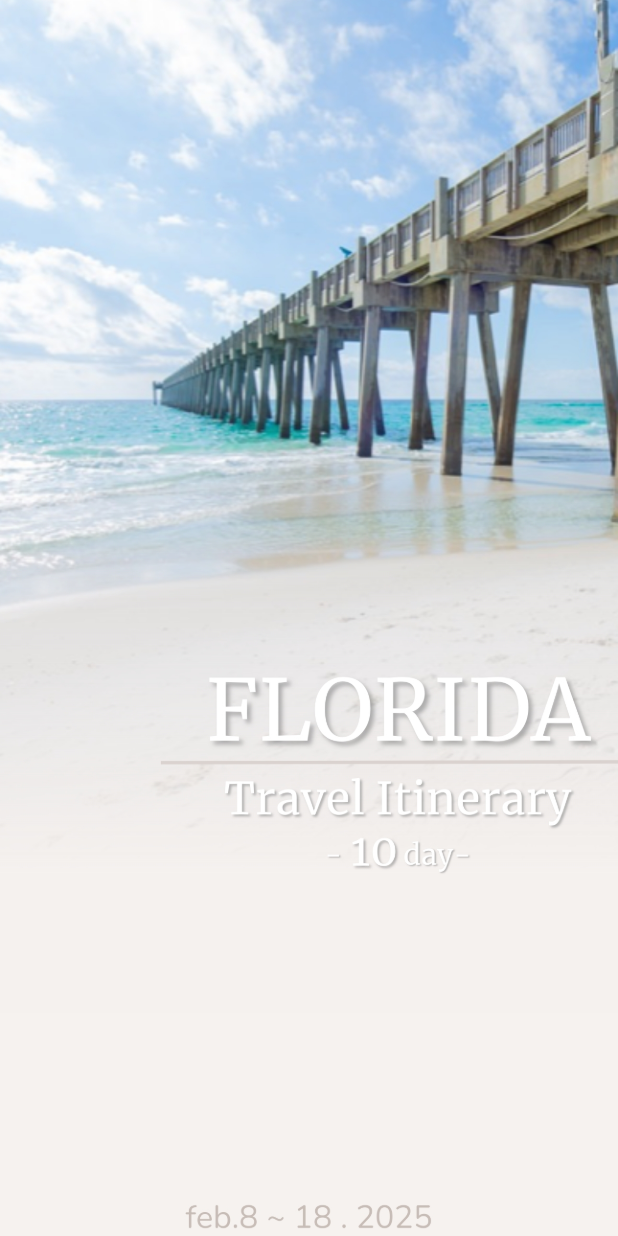
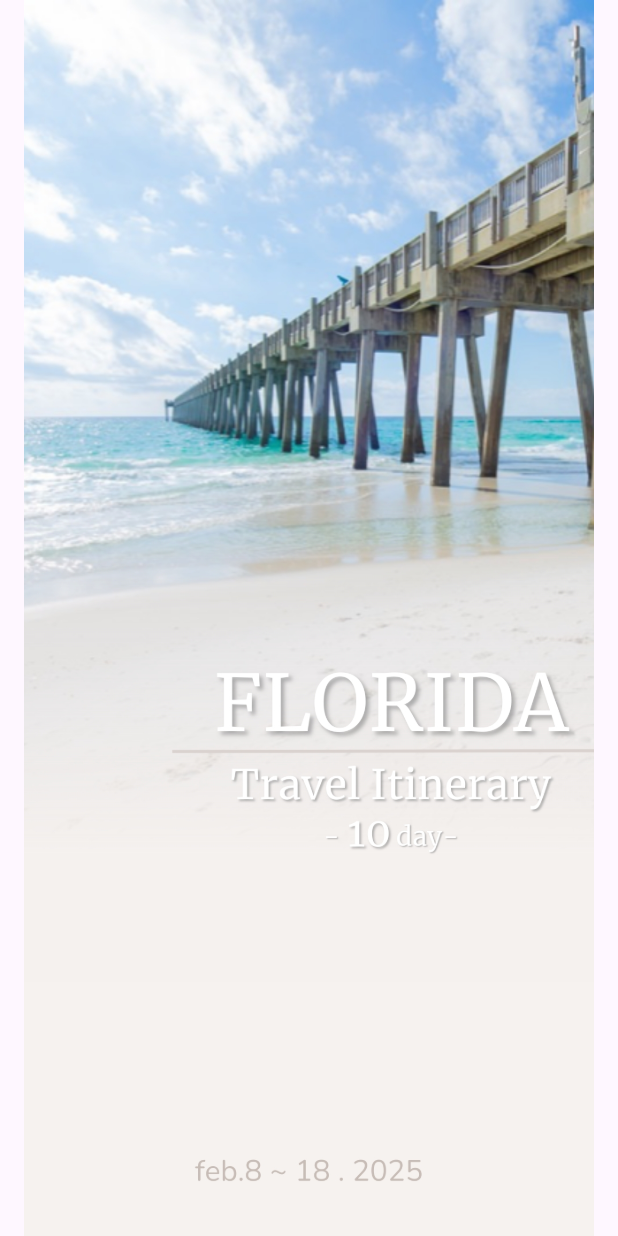
Before and after one commit to vivianstar2000/florida_handbook, a Flutter app: the screen it shows after launch, on a phone screen of 412 x 824 dp. Run offline on Flutter 3.47's test engine with Material 3 defaults, Android fonts, the phone set to English and light mode, and no system bars.

Commit message:
Fix iOS PWA status bar issue

```diff
--- a/lib/main.dart
+++ b/lib/main.dart
@@ -4,9 +4,6 @@ import 'package:flutter/services.dart';
 import 'home_screen.dart';  // 追加
 
 void main() {
-  // iOS向けにステータスバーを非表示にする設定
-  SystemChrome.setEnabledSystemUIMode(SystemUiMode.manual, overlays: []);
-
   runApp(const MyApp());
 }
 
@@ -20,7 +17,7 @@ class MyApp extends StatelessWidget {
       theme: ThemeData(
         primarySwatch: Colors.blue,
       ),
-      home: SplashScreen(),
+      home: SplashScreen(),  // スプラッシュ画面から遷移
     );
   }
 }
@@ -55,16 +52,15 @@ class _SplashScreenState extends State<SplashScreen> {
 
   @override
   Widget build(BuildContext context) {
-    return Scaffold(
-      body: GestureDetector(
+    return SafeArea(
+      child: GestureDetector(
         onTap: _navigateToHomeScreen,
-        child: Container(
-          width: double.infinity,
-          height: double.infinity,
-          decoration: BoxDecoration(
-            image: DecorationImage(
-              image: AssetImage('assets/handbook表紙.jpg'),
-              fit: BoxFit.cover,
+        child: Scaffold(
+          body: Center(
+            child: AnimatedOpacity(
+              opacity: _isTapped ? 0.0 : 1.0,
+              duration: Duration(seconds: 1),
+              child: Image.asset('assets/handbook表紙.jpg', fit: BoxFit.cover),
             ),
           ),
         ),
```
Also changed, not shown: 1 other file.
